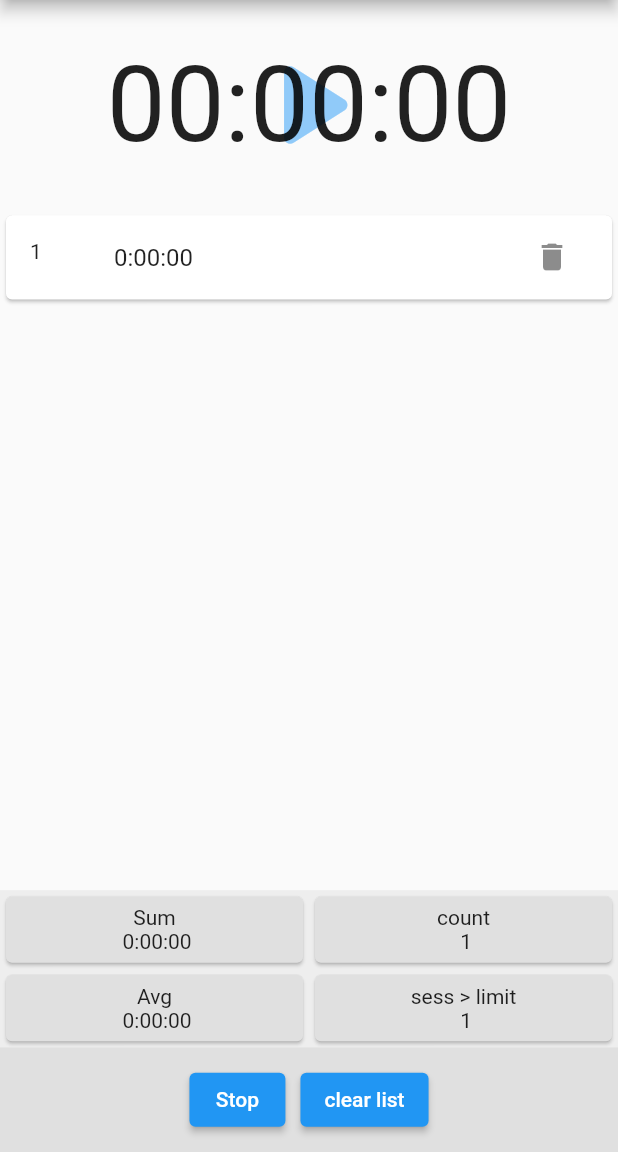
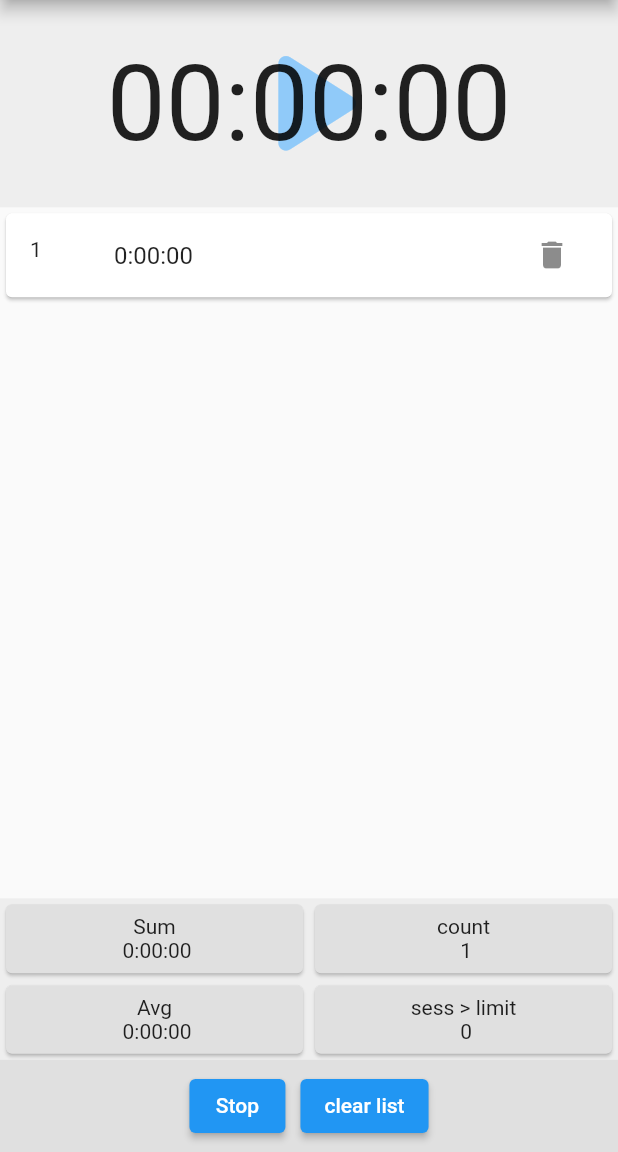
Before and after one commit to MahmoudMokhtar34/timer, a Flutter app: the screen it shows after launch, after a tap on "Stop", on a phone screen of 412 x 824 dp, the part 84-1236 px from its top. Run offline on Flutter 3.47's test engine with Material 2 defaults, Android fonts, the phone set to English and light mode, and no system bars; our stand-ins replace shared_preferences.

```diff
--- a/lib/model/state_widget.dart
+++ b/lib/model/state_widget.dart
@@ -1,6 +1,7 @@
 import 'dart:async';
 
 import 'package:flutter/material.dart';
+import 'package:timer/model/shared_prefrences.dart';
 
 import './app_state.dart';
 import './inherited_state.dart';
@@ -18,7 +19,7 @@ class StateWidget extends StatefulWidget {
 }
 
 class Provider extends State<StateWidget> {
-  AppState appState = AppState(sessions: []);
+  AppState appState = AppState(sessions: SharedPrefs.getSessions());
 
   @override
   Widget build(BuildContext context) {
@@ -85,25 +86,32 @@ class Provider extends State<StateWidget> {
       appState.isStarted = false;
       appState.sessionDuration =
           appState.sessionDuration + appState.lapDuration;
-      appState.sessions.add(appState.sessionDuration);
+      addSession(appState.sessionDuration);
       appState.lapDuration = AppState.zeroingDuration;
       appState.sessionDuration = AppState.zeroingDuration;
     });
   }
 
+  void addSession(Duration session) {
+    appState.sessions.add(session);
+    SharedPrefs.saveOneSession(session);
+  }
+
 //
-  void deleteSessions({
+  void deleteAllSessions({
     required AppState appState,
     required Function setState,
   }) {
     setState(() {
       appState.sessions.clear();
+      SharedPrefs.deleteSessions();
     });
   }
 
   void deleteOneSession(AppState appState, int index, Function setState) {
     setState(() {
       appState.sessions.removeAt(index);
+      SharedPrefs.saveAllSessions(appState.sessions);
     });
   }
 
--- a/lib/pages/home_page/controls_list.dart
+++ b/lib/pages/home_page/controls_list.dart
@@ -56,7 +56,8 @@ class _InheritedTimerState extends State<InheritedTimer> {
 //delete all sessions
         ElevatedButton(
             onPressed: () {
-              provider.deleteSessions(appState: appState, setState: setState);
+              provider.deleteAllSessions(
+                  appState: appState, setState: setState);
               appState.test = 0;
               appState.test2 = 0;
               appState.press = 0;
--- a/lib/pages/home_page/home_page.dart
+++ b/lib/pages/home_page/home_page.dart
@@ -12,21 +12,41 @@ class HomePage extends StatefulWidget {
   State<HomePage> createState() => _HomePageState();
 }
 
-class _HomePageState extends State<HomePage> {
+class _HomePageState extends State<HomePage> with WidgetsBindingObserver {
+  @override
+  void didChangeAppLifecycleState(AppLifecycleState state) {
+    // TODO: implement didChangeAppLifecycleState
+    //dummy example
+    if (state == AppLifecycleState.paused) {
+      print(state);
+    }
+    super.didChangeAppLifecycleState(state);
+  }
+
+  @override
+  void initState() {
+    WidgetsBinding.instance.addObserver(this);
+    super.initState();
+  }
+
+  @override
+  void dispose() {
+    WidgetsBinding.instance.removeObserver(this);
+    super.dispose();
+  }
+
   @override
   Widget build(BuildContext context) {
     Provider provider = InheritedState.of(context) as Provider;
     AppState appState = provider.appState;
     print('### build 1 ${appState.test++}');
 
-    return Scaffold(
-        appBar: AppBar(
+    var appBar2 = AppBar(
       title: const Text('Timer'),
       actions: [
         TextButton.icon(
             style: ButtonStyle(
-                  foregroundColor:
-                      MaterialStateProperty.all<Color>(Colors.white),
+              foregroundColor: MaterialStateProperty.all<Color>(Colors.white),
             ),
             label: const Text('set Limit'),
             onPressed: (() {
@@ -43,39 +63,62 @@ class _HomePageState extends State<HomePage> {
             }),
             icon: const Icon(Icons.settings))
       ],
-        ),
+    );
+    //TODO: check if these variables or just  mqd = MediaQuery.of(context); is better
+    final deviceWidth = MediaQuery.of(context).size.width;
+    final deviceHeight = MediaQuery.of(context).size.height;
+    final topPadding = MediaQuery.of(context).padding.top;
+    final viewInsets = MediaQuery.of(context).viewInsets;
+    final viewPadding = MediaQuery.of(context).viewPadding;
+    final appBarHeight = appBar2.preferredSize.height;
+    final height2 = deviceHeight - topPadding - appBarHeight;
+    return Scaffold(
+        resizeToAvoidBottomInset: true,
+        appBar: appBar2,
         body:
 //Body
             SafeArea(
-          child: Container(
+          child: LayoutBuilder(builder: (context, constraints) {
+            final width = constraints.maxWidth;
+            final height = constraints.maxHeight;
+            debugPrint(
+                '### dh $deviceHeight , dp $topPadding , $appBarHeight, $height2 ,sh $height  dw $deviceWidth , sw $width');
+            return Container(
               width: double.infinity,
-            color: Colors.grey[50],
+              color: Colors.grey[200],
               child: Column(
                 crossAxisAlignment: CrossAxisAlignment.center,
+                mainAxisSize: MainAxisSize.max,
                 children: [
 //Timer
-                Expanded(
-                  flex: 20,
+                  SizedBox(
+                    width: width,
+                    height: height * 0.18,
                     child: timer(provider, appState),
                   ),
 //List of sessions,
-                Expanded(
-                  flex: 65,
+                  SizedBox(
+                    width: width,
+                    height: height * 0.6,
                     child: sessionsList(appState, provider),
                   ),
+
 //Statistics,
-                Expanded(
-                  flex: 15,
+                  SizedBox(
+                    width: width,
+                    height: height * 0.14,
                     child: statistics(provider, appState),
                   ),
 //buttons,
-                Expanded(
-                  flex: 10,
+                  SizedBox(
+                    width: width,
+                    height: height * 0.08,
                     child: buttons(provider, appState),
                   ),
                 ],
               ),
-          ),
+            );
+          }),
         ));
   }
 
@@ -84,17 +127,19 @@ class _HomePageState extends State<HomePage> {
         ? const SizedBox()
         : IconButton(
             onPressed: null,
-            icon: Icon(
+            iconSize: 300,
+            icon: FittedBox(
+              fit: BoxFit.cover,
+              child: Icon(
                 Icons.play_arrow_rounded,
-              size: 100,
                 color: Colors.blue[200],
+              ),
             ),
           );
     Widget resume = appState.isStarted ? const Icon(Icons.pause) : Container();
 
     return Stack(
       alignment: Alignment.center,
-      fit: StackFit.expand,
       children: [
         start,
         Container(
@@ -252,7 +297,7 @@ class _HomePageState extends State<HomePage> {
                             child: Center(
                               child: Text(
                                   textAlign: TextAlign.center,
-                                  'sess > limit\n ${appState.sessions.where((e) => e < appState.sessionLimit).length}'),
+                                  'sess > limit\n ${appState.sessions.where((e) => e > appState.sessionLimit).length}'),
                             ))),
                   ]),
             ),
@@ -326,7 +371,7 @@ class _HomePageState extends State<HomePage> {
                         builder: (context) {
                           return deleteDialog(null, provider, appState, context,
                               () {
-                            provider.deleteSessions(
+                            provider.deleteAllSessions(
                               appState: appState,
                               setState: setState,
                             );
@@ -363,12 +408,17 @@ class _SettingsState extends State<Settings> {
   @override
   Widget build(BuildContext context) {
     return Container(
+      padding:
+          EdgeInsets.only(bottom: MediaQuery.of(context).viewInsets.bottom),
       color: Colors.grey[350],
       height: 200,
       width: double.infinity,
       child: Column(
         mainAxisAlignment: MainAxisAlignment.center,
         children: <Widget>[
+          //TODO: delete me start
+          const TextField(),
+          //TODO delete me start
           Row(
             crossAxisAlignment: CrossAxisAlignment.center,
             mainAxisAlignment: MainAxisAlignment.center,
--- a/lib/pages/home_page/time_widget.dart
+++ b/lib/pages/home_page/time_widget.dart
@@ -3,6 +3,10 @@
 import 'package:flutter/material.dart';
 import 'package:timer/model/app_state.dart';
 import 'package:timer/model/state_widget.dart';
+
+//TODO: expermint with inherited widget setState to detect if updating the
+//widget will automaticaly update other widgets depending on it
+//now we are changing the state and not the widget
 
 class TimeWidget extends StatefulWidget {
   const TimeWidget({
--- a/pubspec.yaml
+++ b/pubspec.yaml
@@ -36,6 +36,7 @@ dependencies:
   # The following adds the Cupertino Icons font to your application.
   # Use with the CupertinoIcons class for iOS style icons.
   cupertino_icons: ^1.0.2
+  shared_preferences: ^2.0.17
 
 dev_dependencies:
   flutter_test:
```
Also changed, not shown: pubspec.lock, 1 other file. Lines whose indentation alone changed are shown as unchanged.
